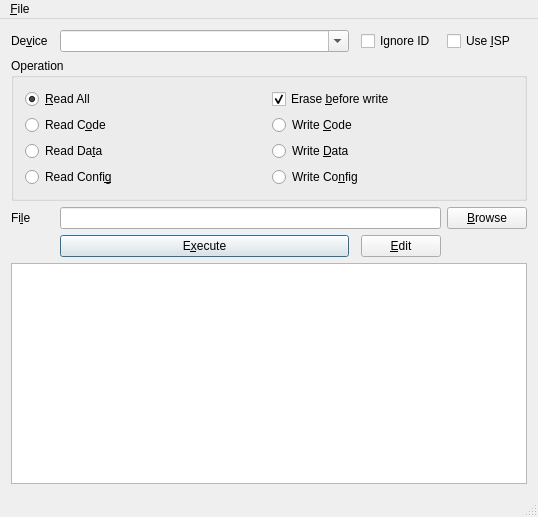
Qt form mainwindow.ui (wd5gnr/qtl866) before a commit.
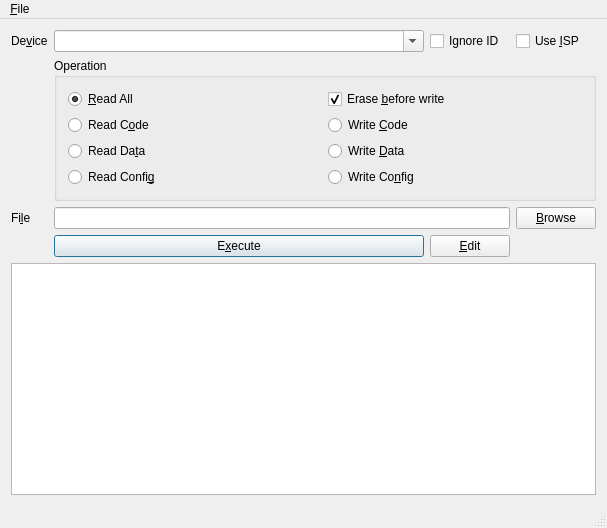
The same form after that commit.

Commit message: Simply controls enable/disable code

Patch:
```diff
--- a/mainwindow.ui
+++ b/mainwindow.ui
@@ -6,8 +6,8 @@
    <rect>
     <x>0</x>
     <y>0</y>
-    <width>538</width>
-    <height>517</height>
+    <width>607</width>
+    <height>528</height>
    </rect>
   </property>
   <property name="windowTitle">
@@ -15,7 +15,52 @@
   </property>
   <widget class="QWidget" name="centralWidget">
    <layout class="QGridLayout" name="gridLayout">
-    <item row="2" column="0" colspan="6">
+    <item row="3" column="0" colspan="2">
+     <widget class="QTextEdit" name="shell">
+      <property name="toolTip">
+       <string>Output from CLI tool</string>
+      </property>
+      <property name="readOnly">
+       <bool>true</bool>
+      </property>
+     </widget>
+    </item>
+    <item row="1" column="0" rowspan="2" colspan="2">
+     <widget class="QWidget" name="controls" native="true">
+      <layout class="QGridLayout" name="gridLayout_2">
+       <property name="leftMargin">
+        <number>0</number>
+       </property>
+       <property name="topMargin">
+        <number>0</number>
+       </property>
+       <property name="rightMargin">
+        <number>0</number>
+       </property>
+       <property name="bottomMargin">
+        <number>0</number>
+       </property>
+       <item row="0" column="3">
+        <widget class="QCheckBox" name="useisp">
+         <property name="toolTip">
+          <string>Check for ISP mode</string>
+         </property>
+         <property name="text">
+          <string>Use &amp;ISP</string>
+         </property>
+        </widget>
+       </item>
+       <item row="0" column="0">
+        <widget class="QLabel" name="label">
+         <property name="text">
+          <string>De&amp;vice</string>
+         </property>
+         <property name="buddy">
+          <cstring>device</cstring>
+         </property>
+        </widget>
+       </item>
+       <item row="1" column="1" colspan="3">
      <widget class="QGroupBox" name="mode">
       <property name="title">
        <string>Operation</string>
@@ -92,7 +137,37 @@
       </layout>
      </widget>
     </item>
-    <item row="3" column="0">
+       <item row="0" column="2">
+        <widget class="QCheckBox" name="ignoreid">
+         <property name="toolTip">
+          <string>Ignore chip ID mismatch and proceed anyway</string>
+         </property>
+         <property name="text">
+          <string>Ignore ID</string>
+         </property>
+        </widget>
+       </item>
+       <item row="3" column="1">
+        <widget class="QPushButton" name="exec">
+         <property name="toolTip">
+          <string>Begin selected operation</string>
+         </property>
+         <property name="text">
+          <string>E&amp;xecute</string>
+         </property>
+         <property name="default">
+          <bool>true</bool>
+         </property>
+        </widget>
+       </item>
+       <item row="2" column="1" colspan="2">
+        <widget class="QLineEdit" name="filename">
+         <property name="toolTip">
+          <string>Select file. Known file types for code and data are .bin, .hex, and .srec. Fuses are in .txt files.</string>
+         </property>
+        </widget>
+       </item>
+       <item row="2" column="0">
      <widget class="QLabel" name="label_2">
       <property name="text">
        <string>Fi&amp;le</string>
@@ -102,34 +177,7 @@
       </property>
      </widget>
     </item>
-    <item row="3" column="5">
-     <widget class="QPushButton" name="browse">
-      <property name="text">
-       <string>&amp;Browse</string>
-      </property>
-     </widget>
-    </item>
-    <item row="5" column="0" colspan="6">
-     <widget class="QTextEdit" name="shell">
-      <property name="toolTip">
-       <string>Output from CLI tool</string>
-      </property>
-      <property name="readOnly">
-       <bool>true</bool>
-      </property>
-     </widget>
-    </item>
-    <item row="0" column="0">
-     <widget class="QLabel" name="label">
-      <property name="text">
-       <string>De&amp;vice</string>
-      </property>
-      <property name="buddy">
-       <cstring>device</cstring>
-      </property>
-     </widget>
-    </item>
-    <item row="0" column="2">
+       <item row="0" column="1">
      <widget class="QComboBox" name="device">
       <property name="sizePolicy">
        <sizepolicy hsizetype="Preferred" vsizetype="Fixed">
@@ -145,51 +193,21 @@
       </property>
      </widget>
     </item>
-    <item row="0" column="5">
-     <widget class="QCheckBox" name="useisp">
-      <property name="toolTip">
-       <string>Check for ISP mode</string>
-      </property>
-      <property name="text">
-       <string>Use &amp;ISP</string>
-      </property>
-     </widget>
-    </item>
-    <item row="4" column="2">
-     <widget class="QPushButton" name="exec">
-      <property name="toolTip">
-       <string>Begin selected operation</string>
-      </property>
-      <property name="text">
-       <string>E&amp;xecute</string>
-      </property>
-      <property name="default">
-       <bool>true</bool>
-      </property>
-     </widget>
-    </item>
-    <item row="3" column="2" colspan="3">
-     <widget class="QLineEdit" name="filename">
-      <property name="toolTip">
-       <string>Select file. Known file types for code and data are .bin, .hex, and .srec. Fuses are in .txt files.</string>
-      </property>
-     </widget>
-    </item>
-    <item row="4" column="4">
+       <item row="3" column="2">
      <widget class="QPushButton" name="editbtn">
       <property name="text">
        <string>&amp;Edit</string>
       </property>
      </widget>
     </item>
-    <item row="0" column="4">
-     <widget class="QCheckBox" name="ignoreid">
-      <property name="toolTip">
-       <string>Ignore chip ID mismatch and proceed anyway</string>
-      </property>
+       <item row="2" column="3">
+        <widget class="QPushButton" name="browse">
       <property name="text">
-       <string>Ignore ID</string>
-      </property>
+          <string>&amp;Browse</string>
+         </property>
+        </widget>
+       </item>
+      </layout>
      </widget>
     </item>
    </layout>
@@ -199,7 +217,7 @@
     <rect>
      <x>0</x>
      <y>0</y>
-     <width>538</width>
+     <width>607</width>
      <height>22</height>
     </rect>
    </property>
```
Left out of the diff: 6 changed lines with no effect on the pictures. Lines whose indentation alone changed are shown as unchanged. The commit also changes 1 other file.
